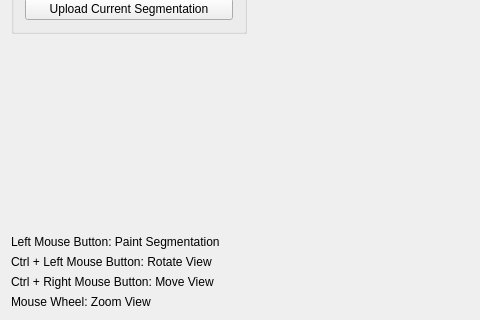
First picture: the form in ManualCaveSegmentationGUI/ManualCaveSegmentation.ui, repository NSchertler/CaveSegmentation, before the edit; both pictures show x 0 to 480 and y 430 to 750 of the 852 by 750 pixel window.
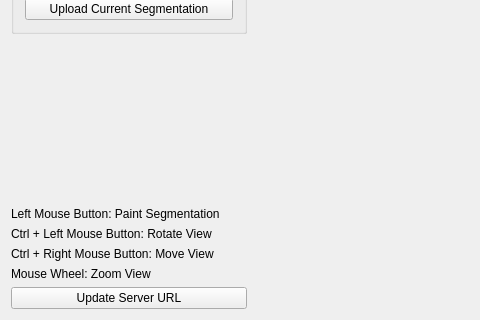
Second picture: the form after the edit. Icons and pictures are not drawn.

Patch:
```diff
--- a/ManualCaveSegmentationGUI/ManualCaveSegmentation.ui
+++ b/ManualCaveSegmentationGUI/ManualCaveSegmentation.ui
@@ -329,6 +329,13 @@
            </property>
           </widget>
          </item>
+         <item>
+          <widget class="QPushButton" name="btnUpdateServerURL">
+           <property name="text">
+            <string>Update Server URL</string>
+           </property>
+          </widget>
+         </item>
         </layout>
        </widget>
       </widget>
```
